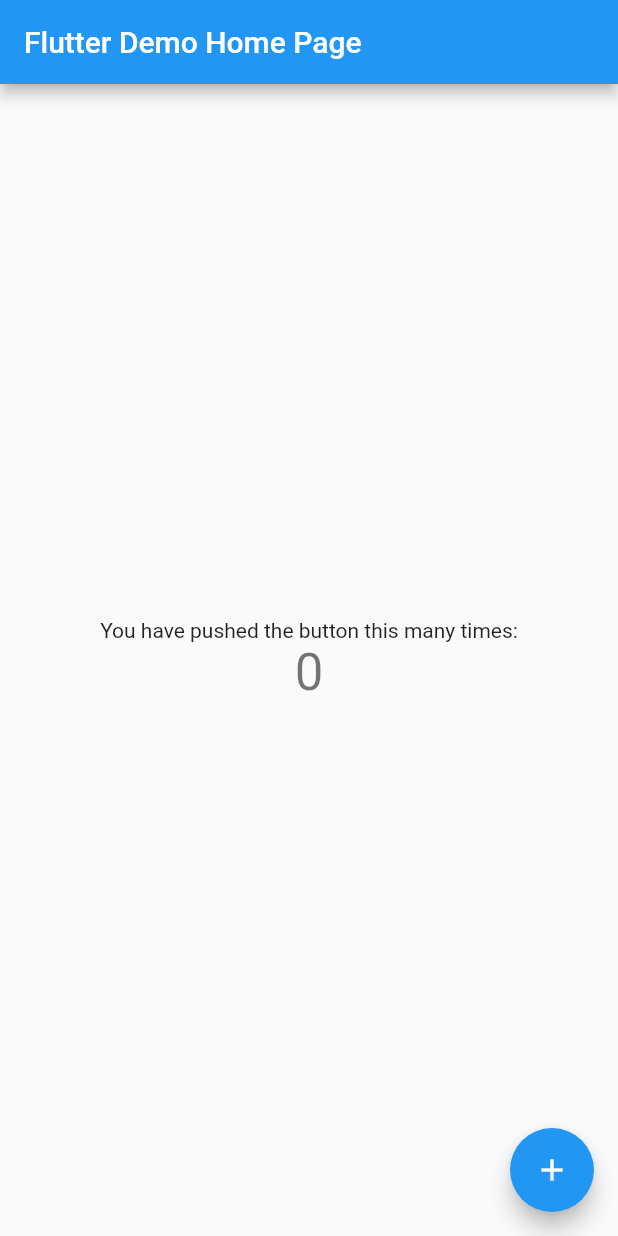
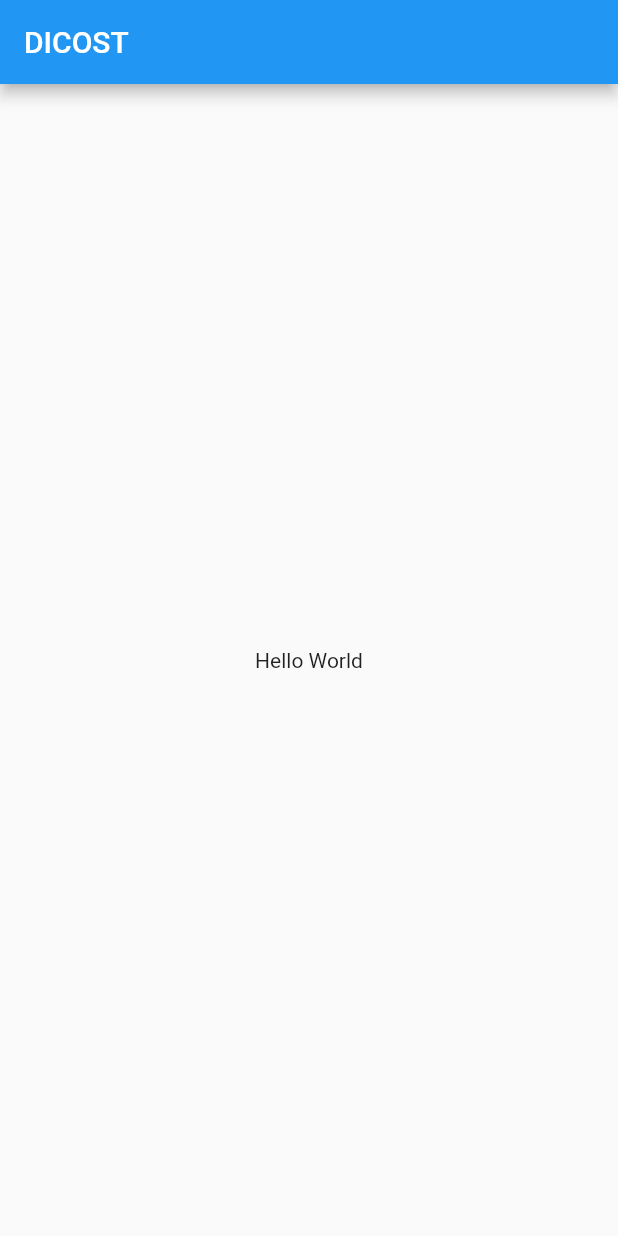
Before and after one commit to NaufalFadhil/Flutter_Dicoding_Dicost, a Flutter app: the screen it shows after launch, on a phone screen of 412 x 824 dp. Run offline on Flutter 3.47's test engine with Material 2 defaults, Android fonts, the phone set to English and light mode, and no system bars.

Commit message:
refactor: refactor to hello world display

```diff
--- a/lib/main.dart
+++ b/lib/main.dart
@@ -13,103 +13,25 @@
     return MaterialApp(
       title: 'Flutter Demo',
       theme: ThemeData(
-        // This is the theme of your application.
-        //
-        // Try running your application with "flutter run". You'll see the
-        // application has a blue toolbar. Then, without quitting the app, try
-        // changing the primarySwatch below to Colors.green and then invoke
-        // "hot reload" (press "r" in the console where you ran "flutter run",
-        // or simply save your changes to "hot reload" in a Flutter IDE).
-        // Notice that the counter didn't reset back to zero; the application
-        // is not restarted.
         primarySwatch: Colors.blue,
       ),
-      home: const MyHomePage(title: 'Flutter Demo Home Page'),
+      home: HomeScreen(),
     );
   }
 }
 
-class MyHomePage extends StatefulWidget {
-  const MyHomePage({Key? key, required this.title}) : super(key: key);
-
-  // This widget is the home page of your application. It is stateful, meaning
-  // that it has a State object (defined below) that contains fields that affect
-  // how it looks.
-
-  // This class is the configuration for the state. It holds the values (in this
-  // case the title) provided by the parent (in this case the App widget) and
-  // used by the build method of the State. Fields in a Widget subclass are
-  // always marked "final".
-
-  final String title;
-
-  @override
-  State<MyHomePage> createState() => _MyHomePageState();
-}
-
-class _MyHomePageState extends State<MyHomePage> {
-  int _counter = 0;
-
-  void _incrementCounter() {
-    setState(() {
-      // This call to setState tells the Flutter framework that something has
-      // changed in this State, which causes it to rerun the build method below
-      // so that the display can reflect the updated values. If we changed
-      // _counter without calling setState(), then the build method would not be
-      // called again, and so nothing would appear to happen.
-      _counter++;
-    });
-  }
+class HomeScreen extends StatelessWidget {
+  const HomeScreen({Key? key}) : super(key: key);
 
   @override
   Widget build(BuildContext context) {
-    // This method is rerun every time setState is called, for instance as done
-    // by the _incrementCounter method above.
-    //
-    // The Flutter framework has been optimized to make rerunning build methods
-    // fast, so that you can just rebuild anything that needs updating rather
-    // than having to individually change instances of widgets.
     return Scaffold(
       appBar: AppBar(
-        // Here we take the value from the MyHomePage object that was created by
-        // the App.build method, and use it to set our appbar title.
-        title: Text(widget.title),
+        title: Text('DICOST'),
       ),
       body: Center(
-        // Center is a layout widget. It takes a single child and positions it
-        // in the middle of the parent.
-        child: Column(
-          // Column is also a layout widget. It takes a list of children and
-          // arranges them vertically. By default, it sizes itself to fit its
-          // children horizontally, and tries to be as tall as its parent.
-          //
-          // Invoke "debug painting" (press "p" in the console, choose the
-          // "Toggle Debug Paint" action from the Flutter Inspector in Android
-          // Studio, or the "Toggle Debug Paint" command in Visual Studio Code)
-          // to see the wireframe for each widget.
-          //
-          // Column has various properties to control how it sizes itself and
-          // how it positions its children. Here we use mainAxisAlignment to
-          // center the children vertically; the main axis here is the vertical
-          // axis because Columns are vertical (the cross axis would be
-          // horizontal).
-          mainAxisAlignment: MainAxisAlignment.center,
-          children: <Widget>[
-            const Text(
-              'You have pushed the button this many times:',
-            ),
-            Text(
-              '$_counter',
-              style: Theme.of(context).textTheme.headline4,
-            ),
-          ],
-        ),
-      ),
-      floatingActionButton: FloatingActionButton(
-        onPressed: _incrementCounter,
-        tooltip: 'Increment',
-        child: const Icon(Icons.add),
-      ), // This trailing comma makes auto-formatting nicer for build methods.
+        child: Text("Hello World"),
+      )
     );
   }
 }
```
